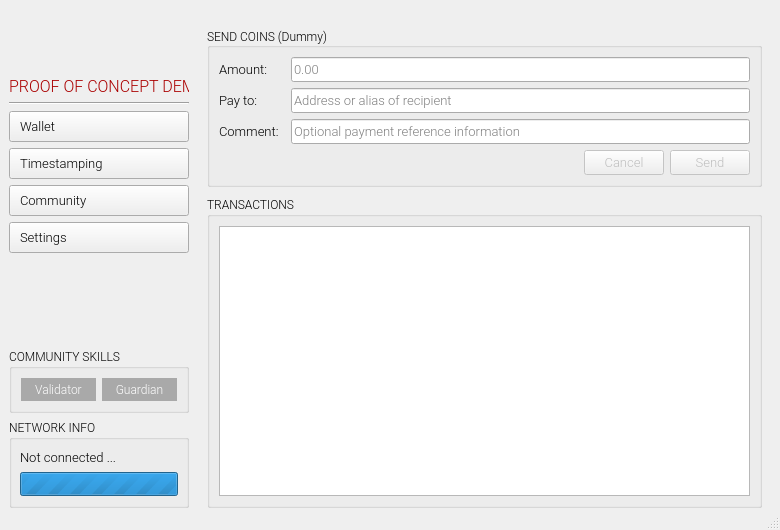
First picture: the form in app/ui/proto.ui, repository coblo/gui-demo, before the edit.
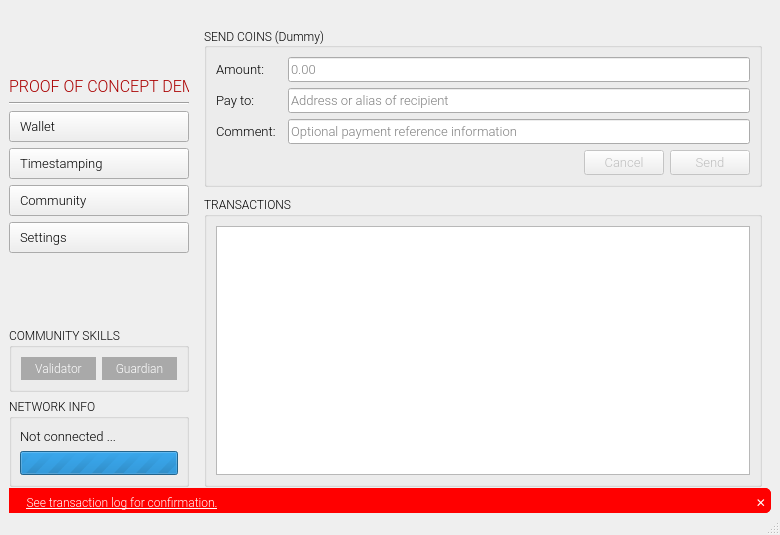
Second picture: the form after the edit. Icons and pictures are not drawn. Custom widgets are drawn as their Qt base class.

Commit message:
Add information text for unconfirmed transactions.
Solves #78

```diff
--- a/app/ui/proto.ui
+++ b/app/ui/proto.ui
@@ -10,7 +10,7 @@
     <x>0</x>
     <y>0</y>
     <width>780</width>
-    <height>530</height>
+    <height>535</height>
    </rect>
   </property>
   <property name="minimumSize">
@@ -54,9 +54,36 @@
      <height>0</height>
     </size>
    </property>
-   <layout class="QHBoxLayout" name="lout_main_window_h">
+   <property name="layoutDirection">
+    <enum>Qt::LeftToRight</enum>
+   </property>
+   <layout class="QVBoxLayout" name="verticalLayout">
     <property name="spacing">
+     <number>1</number>
+    </property>
+    <property name="leftMargin">
      <number>9</number>
+    </property>
+    <property name="topMargin">
+     <number>9</number>
+    </property>
+    <property name="rightMargin">
+     <number>9</number>
+    </property>
+    <property name="bottomMargin">
+     <number>0</number>
+    </property>
+    <item>
+     <widget class="QWidget" name="main_widget" native="true">
+      <layout class="QHBoxLayout" name="horizontalLayout_5">
+       <property name="leftMargin">
+        <number>0</number>
+       </property>
+       <property name="topMargin">
+        <number>0</number>
+       </property>
+       <property name="rightMargin">
+        <number>0</number>
     </property>
     <property name="bottomMargin">
      <number>0</number>
@@ -454,6 +481,12 @@
     </item>
     <item>
      <widget class="QStackedWidget" name="wgt_content">
+         <property name="acceptDrops">
+          <bool>false</bool>
+         </property>
+         <property name="toolTip">
+          <string/>
+         </property>
       <property name="currentIndex">
        <number>0</number>
       </property>
@@ -1114,6 +1147,104 @@
         </item>
        </layout>
       </widget>
+        </widget>
+       </item>
+      </layout>
+     </widget>
+    </item>
+    <item>
+     <widget class="QWidget" name="widget_information" native="true">
+      <property name="sizePolicy">
+       <sizepolicy hsizetype="Minimum" vsizetype="Minimum">
+        <horstretch>0</horstretch>
+        <verstretch>0</verstretch>
+       </sizepolicy>
+      </property>
+      <property name="font">
+       <font>
+        <family>Roboto Light</family>
+       </font>
+      </property>
+      <property name="styleSheet">
+       <string notr="true">border-radius: 6%; background: red; color: #fff; padding: 5px, 2px, 5px, 2px;</string>
+      </property>
+      <layout class="QHBoxLayout" name="horizontalLayout_7" stretch="0,0,0,0">
+       <property name="leftMargin">
+        <number>0</number>
+       </property>
+       <property name="topMargin">
+        <number>0</number>
+       </property>
+       <property name="rightMargin">
+        <number>0</number>
+       </property>
+       <property name="bottomMargin">
+        <number>0</number>
+       </property>
+       <item>
+        <widget class="QLabel" name="label_info_text">
+         <property name="font">
+          <font>
+           <family>Roboto Light</family>
+          </font>
+         </property>
+         <property name="text">
+          <string/>
+         </property>
+         <property name="margin">
+          <number>0</number>
+         </property>
+        </widget>
+       </item>
+       <item>
+        <widget class="QToolButton" name="btn_to_wallet">
+         <property name="font">
+          <font>
+           <family>Roboto Light</family>
+           <underline>true</underline>
+           <stylestrategy>PreferAntialias</stylestrategy>
+          </font>
+         </property>
+         <property name="cursor">
+          <cursorShape>PointingHandCursor</cursorShape>
+         </property>
+         <property name="focusPolicy">
+          <enum>Qt::NoFocus</enum>
+         </property>
+         <property name="text">
+          <string>See transaction log for confirmation.</string>
+         </property>
+        </widget>
+       </item>
+       <item>
+        <spacer name="horizontalSpacer_2">
+         <property name="orientation">
+          <enum>Qt::Horizontal</enum>
+         </property>
+         <property name="sizeHint" stdset="0">
+          <size>
+           <width>40</width>
+           <height>20</height>
+          </size>
+         </property>
+        </spacer>
+       </item>
+       <item>
+        <widget class="QToolButton" name="btn_close_info">
+         <property name="font">
+          <font>
+           <family>Roboto Light</family>
+          </font>
+         </property>
+         <property name="cursor">
+          <cursorShape>PointingHandCursor</cursorShape>
+         </property>
+         <property name="text">
+          <string>✕</string>
+         </property>
+        </widget>
+       </item>
+      </layout>
      </widget>
     </item>
    </layout>
```
Lines whose indentation alone changed are shown as unchanged. The commit also changes 8 other files.
